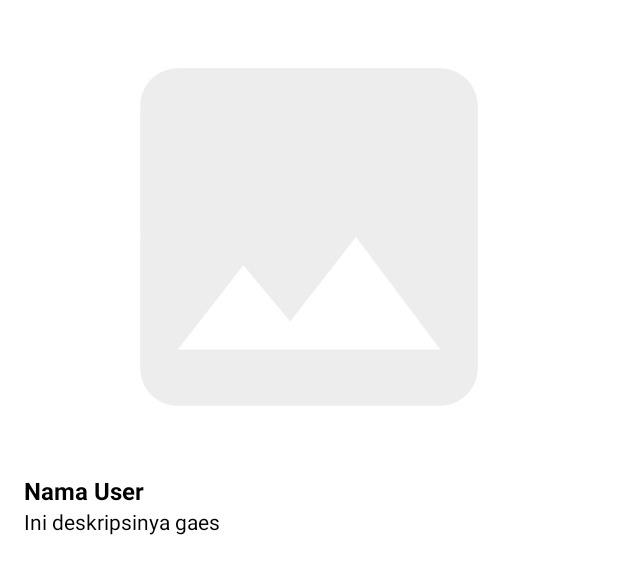
After one commit to luthfiajiw/submission-story-app, an Android app: the layout activity_detail_story.xml on its own in the app's theme, with its tools: preview values and no code run, on a phone screen of 412 x 824 dp. The commit adds this screen. Shown: the top 574 px of the screen. Run offline under Robolectric (Android 15) with nearby library versions, the phone set to English and light mode, and no system bars.

Commit message:
detail story

```diff
--- a/app/build.gradle
+++ b/app/build.gradle
@@ -1,6 +1,7 @@
 plugins {
     id 'com.android.application'
     id 'org.jetbrains.kotlin.android'
+    id 'kotlin-parcelize'
 }
 
 android {
--- a/app/src/main/java/com/submission/app/story/story/StoryModel.kt
+++ b/app/src/main/java/com/submission/app/story/story/StoryModel.kt
@@ -1,6 +1,8 @@
 package com.submission.app.story.story
 
+import android.os.Parcelable
 import com.google.gson.annotations.SerializedName
+import kotlinx.parcelize.Parcelize
 
 data class StoryResponse(
     @field:SerializedName("error")
@@ -11,6 +13,7 @@ data class StoryResponse(
     val listStory: List<Story> = listOf<Story>()
 )
 
+@Parcelize
 data class Story(
     @field:SerializedName("id")
     val id: String,
@@ -22,4 +25,4 @@ data class Story(
     val photoUrl: String,
     @field:SerializedName("createdAt")
     val createdAt: String
-)
+) : Parcelable
--- /dev/null
+++ b/app/src/main/res/layout/activity_detail_story.xml
@@ -0,0 +1,46 @@
+<?xml version="1.0" encoding="utf-8"?>
+<androidx.constraintlayout.widget.ConstraintLayout xmlns:android="http://schemas.android.com/apk/res/android"
+    xmlns:app="http://schemas.android.com/apk/res-auto"
+    xmlns:tools="http://schemas.android.com/tools"
+    android:layout_width="match_parent"
+    android:layout_height="match_parent"
+    tools:context=".story.views.DetailStoryActivity">
+
+    <ImageView
+        android:id="@+id/image"
+        android:layout_width="0dp"
+        android:layout_height="300dp"
+        android:layout_marginStart="8dp"
+        android:layout_marginTop="8dp"
+        android:layout_marginEnd="8dp"
+        android:layout_marginBottom="8dp"
+        app:layout_constraintEnd_toEndOf="parent"
+        app:layout_constraintStart_toStartOf="parent"
+        app:layout_constraintTop_toTopOf="parent"
+        app:srcCompat="@drawable/ic_place_holder" />
+
+    <TextView
+        android:id="@+id/name"
+        android:layout_width="match_parent"
+        android:layout_height="wrap_content"
+        android:layout_marginTop="8dp"
+        android:paddingStart="16dp"
+        android:paddingEnd="16dp"
+        android:textSize="16sp"
+        android:textStyle="bold"
+        tools:text="Nama User"
+        app:layout_constraintTop_toBottomOf="@+id/image"
+        android:textColor="@color/black" />
+
+    <TextView
+        android:id="@+id/description"
+        android:layout_width="match_parent"
+        android:layout_height="wrap_content"
+        android:paddingStart="16dp"
+        android:paddingEnd="16dp"
+        tools:text="Ini deskripsinya gaes"
+        app:layout_constraintTop_toBottomOf="@+id/name"
+        android:textColor="@color/black" />
+
+
+</androidx.constraintlayout.widget.ConstraintLayout>
```
Also changed, not shown: app/src/main/AndroidManifest.xml (+7 -1 lines), app/src/main/java/com/submission/app/story/story/views/DetailStoryActivity.kt (added, +47 -0 lines), app/src/main/java/com/submission/app/story/story/views/ListStoryActivity.kt (+14 -1 lines), app/src/main/java/com/submission/app/story/story/views/ListStoryAdapter.kt (+13 -1 lines), app/src/main/res/layout/item_row_story.xml (+1 -8 lines).
